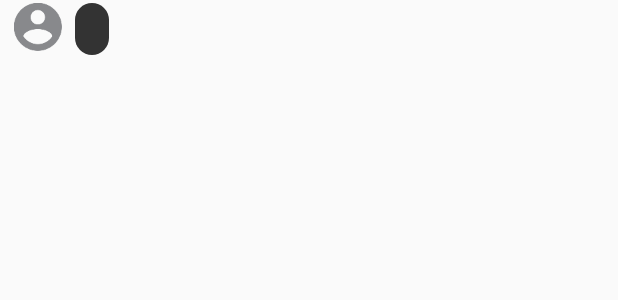
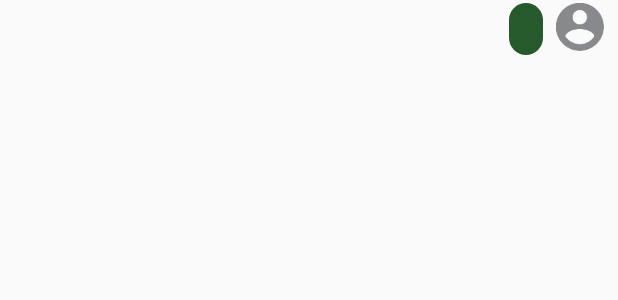
Before and after one commit to bernardorufino/terpsychore-android, an Android app: the layout item_chat_outgoing_message.xml on its own in the app's theme, with its tools: preview values and no code run, on a phone screen of 412 x 824 dp. Shown: the top 300 px of the screen. Run offline under Robolectric (Android 15) with nearby library versions, the phone set to English and light mode, and no system bars.

Commit message:
Add name title to messages and rename some constants

```diff
--- a/app/src/main/res/drawable/chat_message_bg.xml
+++ b/app/src/main/res/drawable/chat_message_bg.xml
@@ -3,7 +3,7 @@
 
     <item android:left="@dimen/chat_message_tick_size">
         <shape android:shape="rectangle" >
-            <solid android:color="@color/chatUserMessageBg" />
+            <solid android:color="@color/chatMessageBg" />
             <corners android:radius="@dimen/chat_message_radius" />
         </shape>
     </item>
--- a/app/src/main/res/drawable/chat_message_first_bg.xml
+++ b/app/src/main/res/drawable/chat_message_first_bg.xml
@@ -8,7 +8,7 @@
             android:pivotY="0%"
             android:toDegrees="0" >
             <shape android:shape="rectangle" >
-                <solid android:color="@color/chatUserMessageBg" />
+                <solid android:color="@color/chatMessageBg" />
             </shape>
         </rotate>
     </item>
@@ -21,7 +21,7 @@
 
     <item android:left="@dimen/chat_message_tick_size">
         <shape android:shape="rectangle" >
-            <solid android:color="@color/chatUserMessageBg" />
+            <solid android:color="@color/chatMessageBg" />
             <corners android:radius="@dimen/chat_message_radius" />
         </shape>
     </item>
--- a/app/src/main/res/drawable/chat_outgoing_message_bg.xml
+++ b/app/src/main/res/drawable/chat_outgoing_message_bg.xml
@@ -3,7 +3,7 @@
 
     <item android:right="@dimen/chat_message_tick_size">
         <shape android:shape="rectangle" >
-            <solid android:color="@color/chatCurrentUserMessageBg" />
+            <solid android:color="@color/chatOutgoingMessageBg" />
             <corners android:radius="@dimen/chat_message_radius" />
         </shape>
     </item>
--- a/app/src/main/res/drawable/chat_outgoing_message_first_bg.xml
+++ b/app/src/main/res/drawable/chat_outgoing_message_first_bg.xml
@@ -8,7 +8,7 @@
             android:pivotY="0%"
             android:toDegrees="0" >
             <shape android:shape="rectangle" >
-                <solid android:color="@color/chatCurrentUserMessageBg" />
+                <solid android:color="@color/chatOutgoingMessageBg" />
             </shape>
         </rotate>
     </item>
@@ -21,7 +21,7 @@
 
     <item android:right="@dimen/chat_message_tick_size">
         <shape android:shape="rectangle" >
-            <solid android:color="@color/chatCurrentUserMessageBg" />
+            <solid android:color="@color/chatOutgoingMessageBg" />
             <corners android:radius="@dimen/chat_message_radius" />
         </shape>
     </item>
--- a/app/src/main/res/layout/item_chat_different_user_message.xml
+++ b/app/src/main/res/layout/item_chat_outgoing_message.xml
@@ -2,23 +2,23 @@
 <RelativeLayout
     xmlns:android="http://schemas.android.com/apk/res/android"
     android:id="@+id/item_chat_message_container"
-    style="@style/UserMessageContainer"
+    style="@style/ChatMessageContainer.Outgoing"
     >
 
     <ImageView
         android:id="@+id/item_chat_image"
-        style="@style/UserMessageImage"
+        style="@style/ChatMessageImage.Outgoing"
         />
 
     <FrameLayout
         android:id="@+id/item_chat_message_bubble"
-        android:background="@drawable/chat_message_bg"
-        style="@style/UserMessageBubble"
+        android:background="@drawable/chat_outgoing_message_bg"
+        style="@style/ChatMessageBubble.Outgoing"
         >
 
         <com.brufino.terpsychore.lib.CustomTextView
             android:id="@+id/item_chat_message_content"
-            style="@style/UserMessageText"
+            style="@style/ChatMessageText.Outgoing"
             />
 
     </FrameLayout>
--- a/app/src/main/res/values/colors.xml
+++ b/app/src/main/res/values/colors.xml
@@ -75,11 +75,12 @@
     <color name="chatInputText">#CCFFFFFF</color>
     <color name="chatInputHintText">#66FFFFFF</color>
 
-    <color name="chatUserMessageBg">#333333</color>
-    <color name="chatUserMessageText">@color/text</color>
+    <color name="chatMessageBg">#333333</color>
+    <color name="chatMessageText">@color/text</color>
+    <color name="chatMessageTitleText">@color/textSecondary</color>
 
-    <color name="chatCurrentUserMessageBg">#265A2D</color>
-    <color name="chatCurrentUserMessageText">@color/text</color>
+    <color name="chatOutgoingMessageBg">#265A2D</color>
+    <color name="chatOutgoingMessageText">@color/text</color>
 
     <!-- Queue colors -->
 
--- a/app/src/main/res/values/styles.xml
+++ b/app/src/main/res/values/styles.xml
@@ -98,38 +98,47 @@
         <item name="android:layout_marginRight">0dp</item>
     </style>
 
-    <style name="UserMessageContainer">
+    <style name="ChatMessageContainer">
         <item name="android:layout_width">wrap_content</item>
         <item name="android:layout_height">wrap_content</item>
-        <item name="android:layout_marginLeft">@dimen/chat_message_tick_size</item>
-        <item name="android:layout_marginRight">50dp</item> <!-- 32 (image) + 2 * 9 (tick)  -->
         <item name="android:orientation">horizontal</item>
         <item name="android:gravity">top</item>
         <item name="android:paddingTop">2dp</item>
         <item name="android:paddingBottom">2dp</item>
+        <item name="android:layout_marginLeft">@dimen/chat_message_tick_size</item>
+        <item name="android:layout_marginRight">50dp</item> <!-- 32 (image) + 2 * 9 (tick)  -->
     </style>
 
-    <style name="UserMessageContainer.Current">
+    <style name="ChatMessageContainer.Outgoing">
         <item name="android:layout_marginLeft">50dp</item>
         <item name="android:layout_marginRight">@dimen/chat_message_tick_size</item>
     </style>
 
-    <style name="UserMessageImage">
+    <style name="ChatMessageTitle">
+
+    </style>
+
+    <style name="ChatMessageImage">
         <item name="android:layout_width">@dimen/chat_message_image_size</item>
         <item name="android:layout_height">@dimen/chat_message_image_size</item>
-        <item name="android:layout_alignParentLeft">true</item>
         <item name="android:tint">@color/navImageTint</item>
         <item name="android:src">@drawable/ic_account_circle_no_padding_white_48dp</item>
     </style>
 
-    <style name="UserMessageImage.Current">
-        <item name="android:layout_alignParentLeft">false</item>
+    <style name="ChatMessageImage.Outgoing">
         <item name="android:layout_alignParentRight">true</item>
     </style>
 
-    <style name="UserMessageBubble">
+    <style name="ChatMessageImage.Incoming">
+        <item name="android:layout_alignParentLeft">true</item>
+        <item name="android:layout_below">@id/item_chat_message_top</item>
+    </style>
+
+    <style name="ChatMessageBubble">
         <item name="android:layout_width">wrap_content</item>
         <item name="android:layout_height">wrap_content</item>
+        <item name="android:layout_alignTop">@id/item_chat_image</item>
+        <item name="android:layout_toLeftOf">@android:id/empty</item>
         <item name="android:layout_toRightOf">@id/item_chat_image</item>
         <item name="android:paddingTop">@dimen/chat_message_padding_top</item>
         <item name="android:paddingBottom">@dimen/chat_message_padding_bottom</item>
@@ -137,24 +146,24 @@
         <item name="android:paddingRight">@dimen/chat_message_opposite_tick_side_padding</item>
     </style>
 
-    <style name="UserMessageBubble.Current">
+    <style name="ChatMessageBubble.Outgoing">
+        <item name="android:layout_toLeftOf">@id/item_chat_image</item>
         <item name="android:layout_toRightOf">@android:id/empty</item>
-        <item name="android:layout_toLeftOf">@id/item_chat_image</item>
         <item name="android:paddingLeft">@dimen/chat_message_opposite_tick_side_padding</item>
         <item name="android:paddingRight">@dimen/chat_message_tick_side_padding</item>
     </style>
 
-    <style name="UserMessageText">
+    <style name="ChatMessageText">
         <item name="android:layout_width">wrap_content</item>
         <item name="android:layout_height">wrap_content</item>
         <item name="android:textSize">16sp</item>
-        <item name="android:textColor">@color/chatUserMessageText</item>
+        <item name="android:textColor">@color/chatMessageText</item>
         <!--<item name="android:singleLine">false</item>-->
     </style>
 
-    <style name="UserMessageText.Current">
+    <style name="ChatMessageText.Outgoing">
         <item name="android:gravity">right</item>
-        <item name="android:textColor">@color/chatCurrentUserMessageText</item>
+        <item name="android:textColor">@color/chatOutgoingMessageText</item>
     </style>
 
 </resources>
```
Also changed, not shown: app/src/main/java/com/brufino/terpsychore/fragments/session/ChatMessagesAdapter.java (+13 -2 lines), app/src/main/res/layout/item_chat_current_user_message.xml (deleted, +0 -26 lines), app/src/main/res/layout/item_chat_incoming_message.xml (added, +47 -0 lines).
